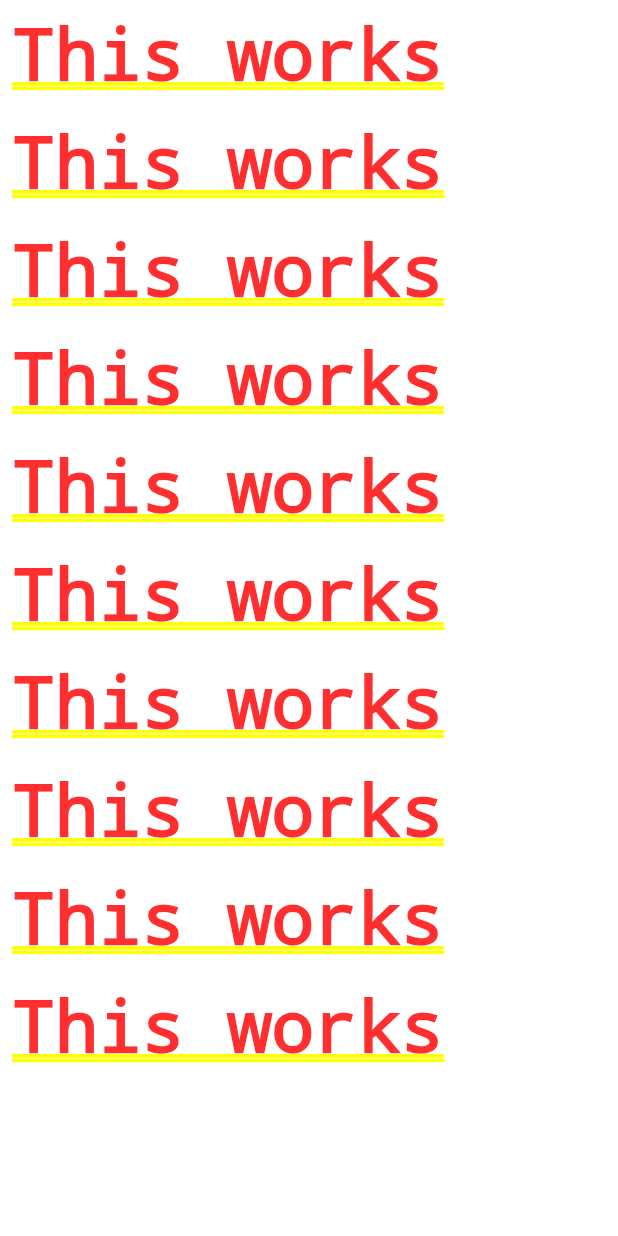
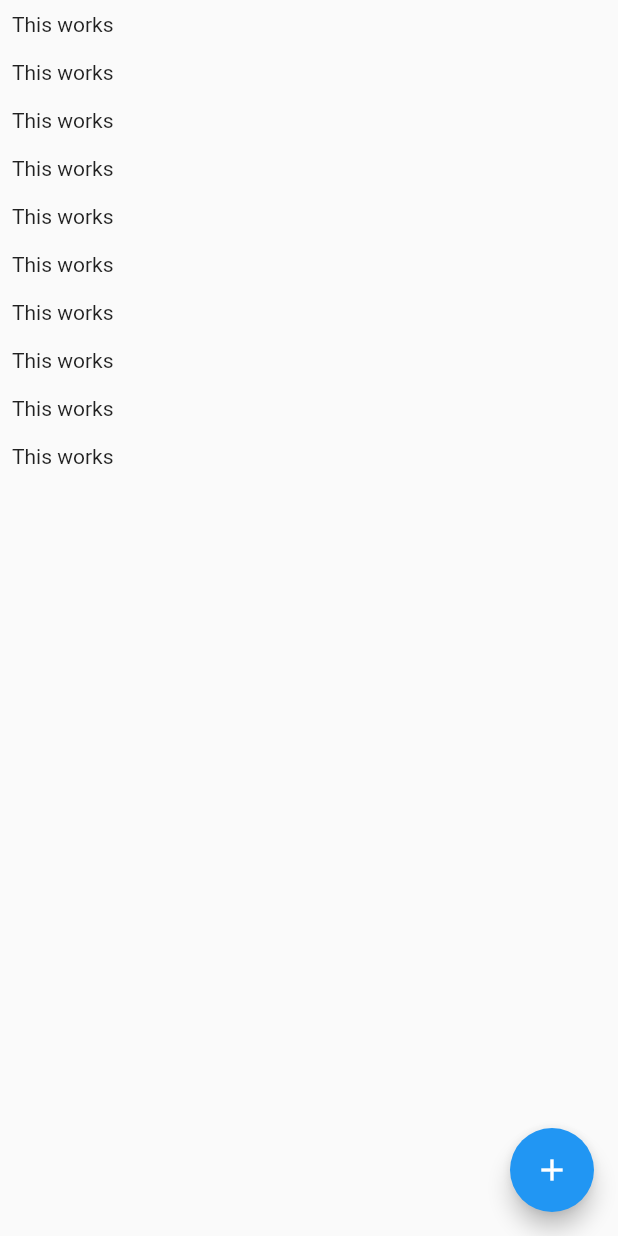
Before and after one commit to AishwaryaPai20/Chat_App, a Flutter app: the screen it shows after launch, on a phone screen of 412 x 824 dp. Run offline on Flutter 3.47's test engine with Material 2 defaults, Android fonts, the phone set to English and light mode, and no system bars; our stand-ins replace cloud_firestore; accounts and stored records are empty.

Commit message:
Connected Firebase to Flutter

```diff
--- a/lib/main.dart
+++ b/lib/main.dart
@@ -16,7 +16,7 @@ class MyApp extends StatelessWidget {
       theme: ThemeData(
         primarySwatch: Colors.blue,
       ),
-      home: ChatScreen(),
+      home: const ChatScreen(),
     );
   }
 }
--- a/lib/screens/chat_screen.dart
+++ b/lib/screens/chat_screen.dart
@@ -1,15 +1,31 @@
 import 'package:flutter/material.dart';
+import 'package:cloud_firestore/cloud_firestore.dart';
 
 class ChatScreen extends StatelessWidget {
   const ChatScreen({Key? key}) : super(key: key);
 
   @override
   Widget build(BuildContext context) {
-    return ListView.builder(
-      itemCount: 10,
-      itemBuilder: (ctx, index) => Container(
-        padding: const EdgeInsets.all(8),
-        child: const Text('This works'),
+    return Scaffold(
+      body: ListView.builder(
+        itemCount: 10,
+        itemBuilder: (ctx, index) => Container(
+          padding: const EdgeInsets.all(8),
+          child: const Text('This works'),
+        ),
+      ),
+      floatingActionButton: FloatingActionButton(
+        child: const Icon(Icons.add),
+        onPressed: () {
+          Firestore.instance
+              .collection('chats/3hBv43xAVZwvLh42GvVr/messages')
+              .snapshots()
+              .listen((data) {
+            data.documents.forEach((document) {
+              print(document['text']);
+            });
+          });
+        },
       ),
     );
   }
```
Also changed, not shown: pubspec.yaml (+4 -3 lines), pubspec.lock, 5 other files.
